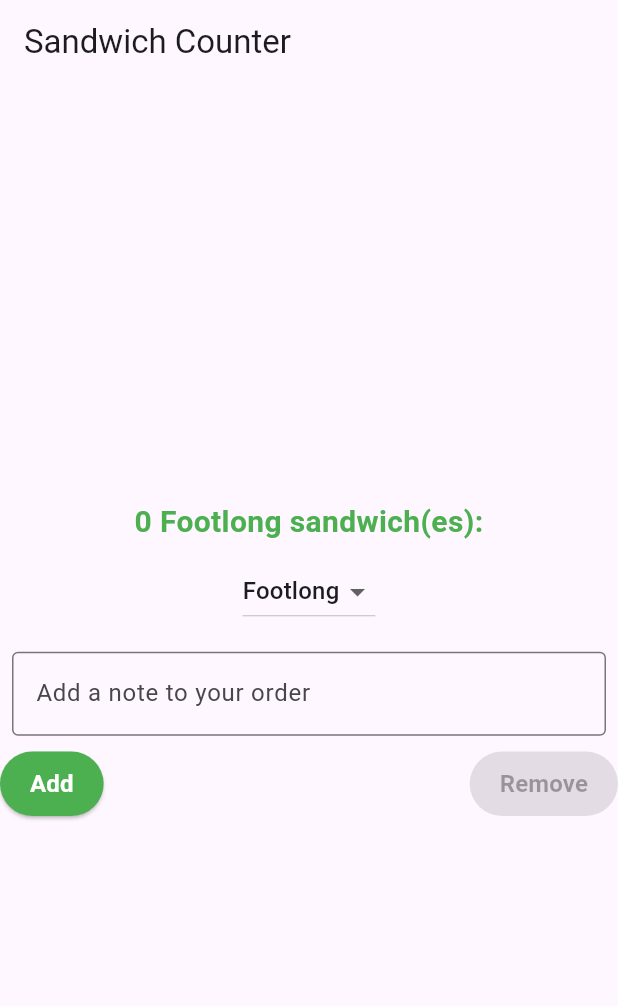
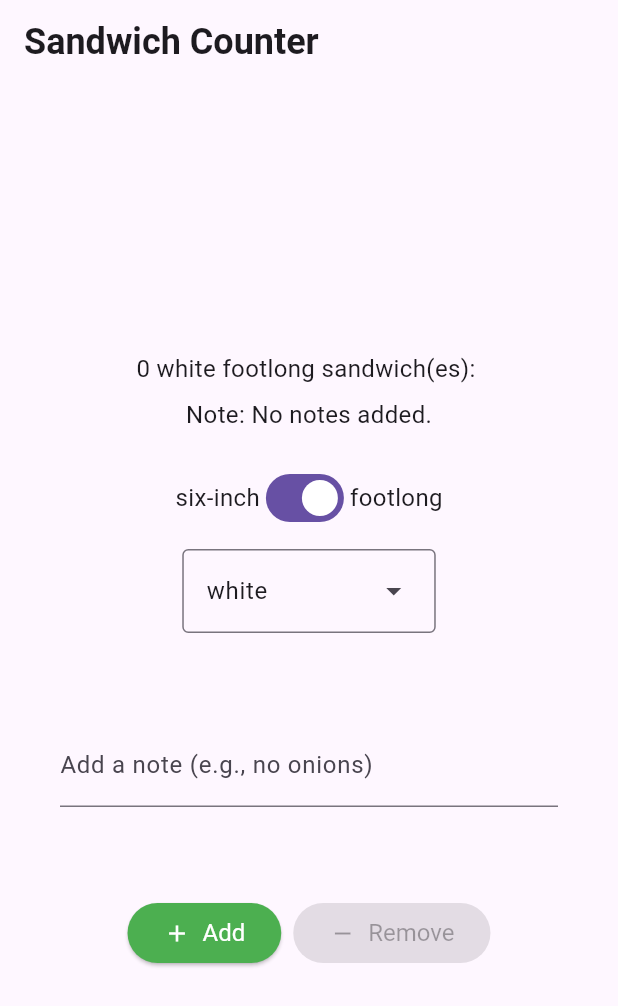
Before and after one commit to ChrystallaT1/sandwich_shop, a Flutter app: the screen it shows after launch, on a phone screen of 412 x 824 dp. Shown: the top 1006 px of the screen. Run offline on Flutter 3.47's test engine with Material 3 defaults, Android fonts, the phone set to English and light mode, and no system bars.

Commit message:
Implement repository class and change main.dart

```diff
--- a/lib/main.dart
+++ b/lib/main.dart
@@ -1,5 +1,8 @@
 import 'package:flutter/material.dart';
 import 'package:sandwich_shop/views/app_styles.dart';
+import 'package:sandwich_shop/repositories/order_repository.dart';
+
+enum BreadType { white, wheat, wholemeal }
 
 void main() {
   runApp(const App());
@@ -30,85 +33,136 @@ class OrderScreen extends StatefulWidget {
 
 class _OrderScreenState extends State<OrderScreen> {
   int _quantity = 0;
-  final TextEditingController _noteController = TextEditingController();
-  String _selectedSandwichType = 'Footlong';
+  final TextEditingController _notesController = TextEditingController();
+  bool _isFootlong = true;
+  BreadType _selectedBreadType = BreadType.white;
 
-  void _increaseQuantity() {
+  @override
+  void initState() {
+    super.initState();
+    _notesController.addListener(() {
+      setState(() {});
+    });
+  }
+
+  @override
+  void dispose() {
+    _notesController.dispose();
+    super.dispose();
+  }
+
+  VoidCallback? _getIncreaseCallback() {
     if (_quantity < widget.maxQuantity) {
-      setState(() => _quantity++);
+      return () {
+        setState(() => _quantity++);
+      };
+    }
+    return null;
+  }
+
+  VoidCallback? _getDecreaseCallback() {
+    if (_quantity > 0) {
+      return () {
+        setState(() => _quantity--);
+      };
+    }
+    return null;
+  }
+
+  void _onSandwichTypeChanged(bool value) {
+    setState(() => _isFootlong = value);
+  }
+
+  void _onBreadTypeSelected(BreadType? value) {
+    if (value != null) {
+      setState(() => _selectedBreadType = value);
     }
   }
 
-  void _decreaseQuantity() {
-    if (_quantity > 0) {
-      setState(() => _quantity--);
+  List<DropdownMenuEntry<BreadType>> _buildDropdownEntries() {
+    List<DropdownMenuEntry<BreadType>> entries = [];
+    for (BreadType bread in BreadType.values) {
+      DropdownMenuEntry<BreadType> newEntry = DropdownMenuEntry<BreadType>(
+        value: bread,
+        label: bread.name,
+      );
+      entries.add(newEntry);
     }
+    return entries;
   }
 
   @override
   Widget build(BuildContext context) {
+    String sandwichType = 'footlong';
+    if (!_isFootlong) {
+      sandwichType = 'six-inch';
+    }
+
+    String noteForDisplay;
+    if (_notesController.text.isEmpty) {
+      noteForDisplay = 'No notes added.';
+    } else {
+      noteForDisplay = _notesController.text;
+    }
+
     return Scaffold(
-      appBar: AppBar(title: const Text('Sandwich Counter')),
+      appBar: AppBar(title: const Text('Sandwich Counter', style: heading1)),
       body: Center(
         child: Column(
           mainAxisAlignment: MainAxisAlignment.center,
           children: <Widget>[
-            OrderItemDisplay(_quantity, _selectedSandwichType),
+            OrderItemDisplay(
+              quantity: _quantity,
+              itemType: sandwichType,
+              breadType: _selectedBreadType,
+              orderNote: noteForDisplay,
+            ),
+            const SizedBox(height: 20),
+            Row(
+              mainAxisAlignment: MainAxisAlignment.center,
+              children: [
+                const Text('six-inch', style: normalText),
+                Switch(value: _isFootlong, onChanged: _onSandwichTypeChanged),
+                const Text('footlong', style: normalText),
+              ],
+            ),
+            const SizedBox(height: 10),
+            DropdownMenu<BreadType>(
+              textStyle: normalText,
+              initialSelection: _selectedBreadType,
+              onSelected: _onBreadTypeSelected,
+              dropdownMenuEntries: _buildDropdownEntries(),
+            ),
+            const SizedBox(height: 20),
             Padding(
-              padding: const EdgeInsets.all(8.0),
-              child: DropdownButton<String>(
-                value: _selectedSandwichType,
-                items: const [
-                  DropdownMenuItem(value: 'Footlong', child: Text('Footlong')),
-                  DropdownMenuItem(value: 'Six-inch', child: Text('Six-inch')),
-                ],
-                onChanged: (value) {
-                  setState(() {
-                    _selectedSandwichType = value!;
-                  });
-                },
-              ),
-            ),
-            Padding(
-              padding: const EdgeInsets.all(8.0),
+              padding: const EdgeInsets.all(40.0),
               child: TextField(
-                controller: _noteController,
+                key: const Key('notes_textfield'),
+                controller: _notesController,
                 decoration: const InputDecoration(
-                  border: OutlineInputBorder(),
-                  labelText: 'Add a note to your order',
+                  labelText: 'Add a note (e.g., no onions)',
                 ),
               ),
             ),
+            const SizedBox(height: 20),
             Row(
-              mainAxisAlignment: MainAxisAlignment.spaceBetween,
+              mainAxisAlignment: MainAxisAlignment.center,
               children: [
                 StyledButton(
-                  text: 'Add',
-                  onPressed: _quantity < widget.maxQuantity
-                      ? _increaseQuantity
-                      : null,
-                  backgroundColor: _quantity < widget.maxQuantity
-                      ? Colors.green
-                      : Colors.grey,
+                  onPressed: _getIncreaseCallback(),
+                  icon: Icons.add,
+                  label: 'Add',
+                  backgroundColor: Colors.green,
                 ),
+                const SizedBox(width: 8),
                 StyledButton(
-                  text: 'Remove',
-                  onPressed: _quantity > 0 ? _decreaseQuantity : null,
-                  backgroundColor: _quantity > 0 ? Colors.red : Colors.grey,
+                  onPressed: _getDecreaseCallback(),
+                  icon: Icons.remove,
+                  label: 'Remove',
+                  backgroundColor: Colors.red,
                 ),
               ],
             ),
-            if (_noteController.text.isNotEmpty)
-              Padding(
-                padding: const EdgeInsets.all(8.0),
-                child: Text(
-                  'Note: ${_noteController.text}',
-                  style: const TextStyle(
-                    fontStyle: FontStyle.italic,
-                    color: Colors.blueGrey,
-                  ),
-                ),
-              ),
           ],
         ),
       ),
@@ -116,53 +170,61 @@ class _OrderScreenState extends State<OrderScreen> {
   }
 }
 
-class OrderItemDisplay extends StatelessWidget {
-  final String itemType;
-  final int quantity;
+class StyledButton extends StatelessWidget {
+  final VoidCallback? onPressed;
+  final IconData icon;
+  final String label;
+  final Color backgroundColor;
 
-  const OrderItemDisplay(this.quantity, this.itemType, {super.key});
+  const StyledButton({
+    super.key,
+    required this.onPressed,
+    required this.icon,
+    required this.label,
+    required this.backgroundColor,
+  });
 
   @override
   Widget build(BuildContext context) {
-    return Text(
-      '$quantity $itemType sandwich(es): ${'🥪' * quantity}',
-      style: const TextStyle(
-        color: Colors.green,
-        fontWeight: FontWeight.bold,
-        fontSize: 20,
-      ),
-      textAlign: TextAlign.center,
+    ButtonStyle myButtonStyle = ElevatedButton.styleFrom(
+      backgroundColor: backgroundColor,
+      foregroundColor: Colors.white,
+      textStyle: normalText,
+    );
+
+    return ElevatedButton(
+      onPressed: onPressed,
+      style: myButtonStyle,
+      child: Row(children: [Icon(icon), const SizedBox(width: 8), Text(label)]),
     );
   }
 }
 
-class StyledButton extends StatelessWidget {
-  final String text;
-  final VoidCallback? onPressed;
-  final Color backgroundColor;
-  final Color textColor;
+class OrderItemDisplay extends StatelessWidget {
+  final int quantity;
+  final String itemType;
+  final BreadType breadType;
+  final String orderNote;
 
-  const StyledButton({
+  const OrderItemDisplay({
     super.key,
-    required this.text,
-    required this.onPressed,
-    this.backgroundColor = Colors.blue,
-    this.textColor = Colors.white,
+    required this.quantity,
+    required this.itemType,
+    required this.breadType,
+    required this.orderNote,
   });
 
   @override
   Widget build(BuildContext context) {
-    return ElevatedButton(
-      onPressed: onPressed,
-      style: ElevatedButton.styleFrom(
-        backgroundColor: backgroundColor,
-        foregroundColor: textColor,
-        padding: const EdgeInsets.symmetric(horizontal: 20, vertical: 10),
-      ),
-      child: Text(
-        text,
-        style: const TextStyle(fontSize: 16, fontWeight: FontWeight.bold),
-      ),
+    String displayText =
+        '$quantity ${breadType.name} $itemType sandwich(es): ${'🥪' * quantity}';
+
+    return Column(
+      children: [
+        Text(displayText, style: normalText),
+        const SizedBox(height: 8),
+        Text('Note: $orderNote', style: normalText),
+      ],
     );
   }
 }
--- /dev/null
+++ b/lib/repositories/order_repository.dart
@@ -0,0 +1,23 @@
+class OrderRepository {
+  int _quantity = 0;
+  final int maxQuantity;
+
+  OrderRepository({required this.maxQuantity});
+
+  int get quantity => _quantity;
+
+  bool get canIncrement => _quantity < maxQuantity;
+  bool get canDecrement => _quantity > 0;
+
+  void increment() {
+    if (canIncrement) {
+      _quantity++;
+    }
+  }
+
+  void decrement() {
+    if (canDecrement) {
+      _quantity--;
+    }
+  }
+}
```
